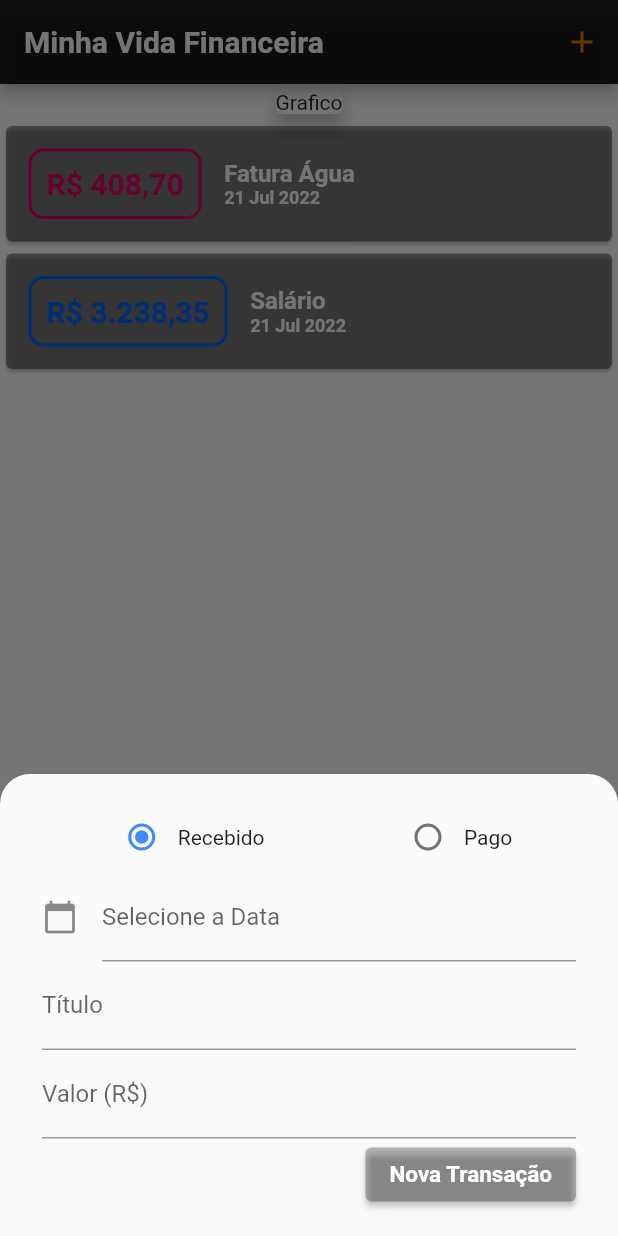
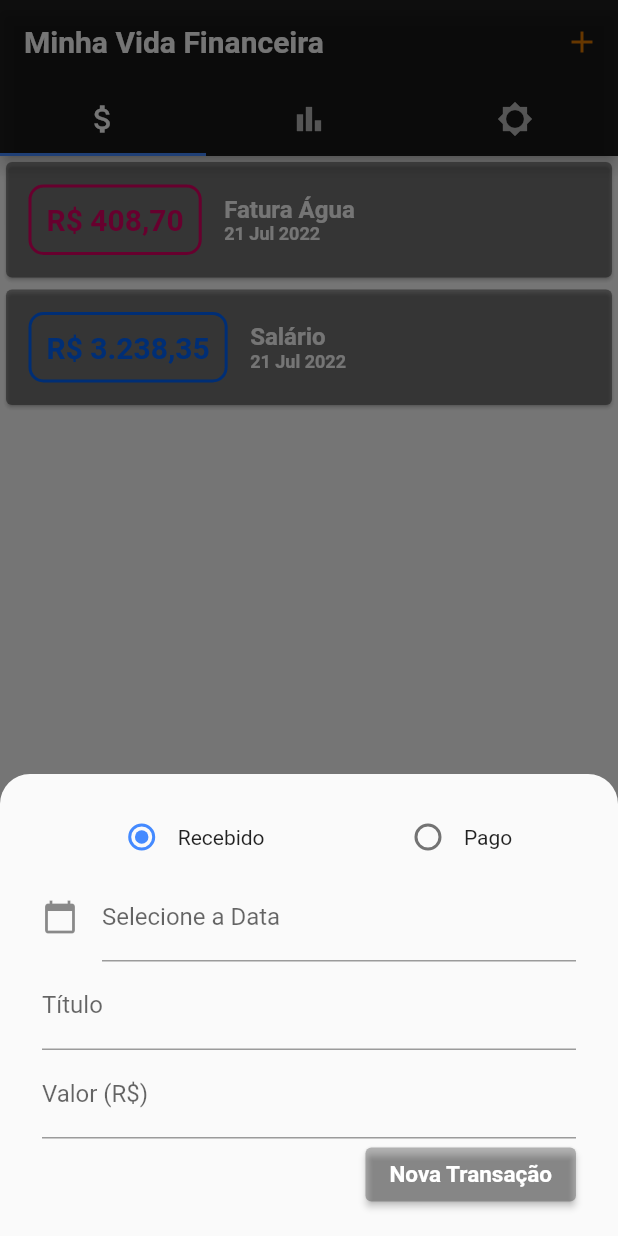
Before and after one commit to diegobagio/appvidafinanceira, a Flutter app: the screen it shows after launch, after a tap on the "add" icon, on a phone screen of 412 x 824 dp. Run offline on Flutter 3.47's test engine with Material 2 defaults, Android fonts, the phone set to English and light mode, and no system bars; statements that could not run were skipped.

Commit message:
Adicionado tabBar e criado componente TransactionCharts

```diff
--- /dev/null
+++ b/lib/components/transaction_charts.dart
@@ -0,0 +1,28 @@
+import 'package:appvidafinanceira/models/transaction.dart';
+import 'package:flutter/material.dart';
+
+class TransactionCharts extends StatelessWidget {
+  final List<Transaction> transactions;
+  final bool animate;
+
+  TransactionCharts(this.transactions, {required this.animate});
+
+
+  // factory TransactionCharts.withSampleData() {
+  //   return new TransactionCharts(
+  //     // _createSampleData(),
+  //     // Disable animations for image tests.
+  //     animate: false,
+  //   );
+  // }
+
+  // static List<charts.Series<Transaction, String>> _createSampleData() {
+  //   return []
+  // }
+
+  @override
+  Widget build(BuildContext context) {
+    return Container(
+    );
+  }
+}
--- a/lib/main.dart
+++ b/lib/main.dart
@@ -1,5 +1,6 @@
 import 'dart:math';
 
+import 'package:appvidafinanceira/components/transaction_charts.dart';
 import 'package:appvidafinanceira/components/transaction_form.dart';
 import 'package:appvidafinanceira/components/transaction_list.dart';
 import 'package:appvidafinanceira/enums/tipo.dart';
@@ -55,8 +56,8 @@ class _MyHomePageState extends State<MyHomePage> {
 
   _addTransaction(String title, double value, DateTime date, Tipo tipo) {
     //Metodo para adicionar uma transação
-    final newTransaction = Transaction(
-        BigInt.from(Random().nextInt(3)), title, value, date, tipo);
+    final newTransaction =
+    Transaction(BigInt.from(Random().nextInt(3)), title, value, date, tipo);
     setState(() {
       _transactions.add(newTransaction);
     });
@@ -84,18 +85,23 @@ class _MyHomePageState extends State<MyHomePage> {
                     ),
                     Padding(
                       padding: EdgeInsets.only(
-                          bottom: MediaQuery.of(context).viewInsets.bottom),
+                          bottom: MediaQuery
+                              .of(context)
+                              .viewInsets
+                              .bottom),
                       child: TransactionForm(_addTransaction),
                     ),
                   ]
-                  // child: TransactionForm(_addTransaction),
               ));
         });
   }
 
   @override
   Widget build(BuildContext context) {
-    return Scaffold(
+    return DefaultTabController(
+        initialIndex: 1,
+        length: 3,
+        child: Scaffold(
           appBar: AppBar(
             title: Text('Minha Vida Financeira'),
             actions: [
@@ -106,23 +112,44 @@ class _MyHomePageState extends State<MyHomePage> {
                     color: Color.fromARGB(255, 223, 120, 0),
                   ))
             ],
+            bottom: const TabBar(
+              tabs: <Widget>[
+                Tab(
+                  icon: Icon(Icons.attach_money),
                 ),
-      body: SingleChildScrollView(
-        child: Column(
+                Tab(
+                  icon: Icon(Icons.bar_chart_sharp),
+                ),
+                Tab(
+                  icon: Icon(Icons.brightness_5_sharp),
+                ),
+              ],
+            ),
+          ),
+          body: TabBarView(
             children: <Widget>[
               Container(
-              child: Card(
-                elevation: 5,
-                child: Text('Grafico'),
-              ),
-            ),
-            Column(
+                child: SingleChildScrollView(
+                      child: Column(
                         children: [
                           TransactionList(_transactions),
                         ],
                       ),
+                )
+              ),
+              Container(
+                  child: SingleChildScrollView(
+                    child: Column(
+                      children: [
+                        TransactionCharts(_transactions),
                       ],
                     ),
+                  )
+              ),
+              Center(
+                child: Text("It's sunny here"),
+              ),
+            ],
           ),
           floatingActionButton: FloatingActionButton(
             onPressed: () => _openTransactionFormModal(context),
@@ -144,6 +171,6 @@ class _MyHomePageState extends State<MyHomePage> {
               ),
             ),
           ),
-    );
+        ));
   }
 }
```
Lines whose indentation alone changed are shown as unchanged.
